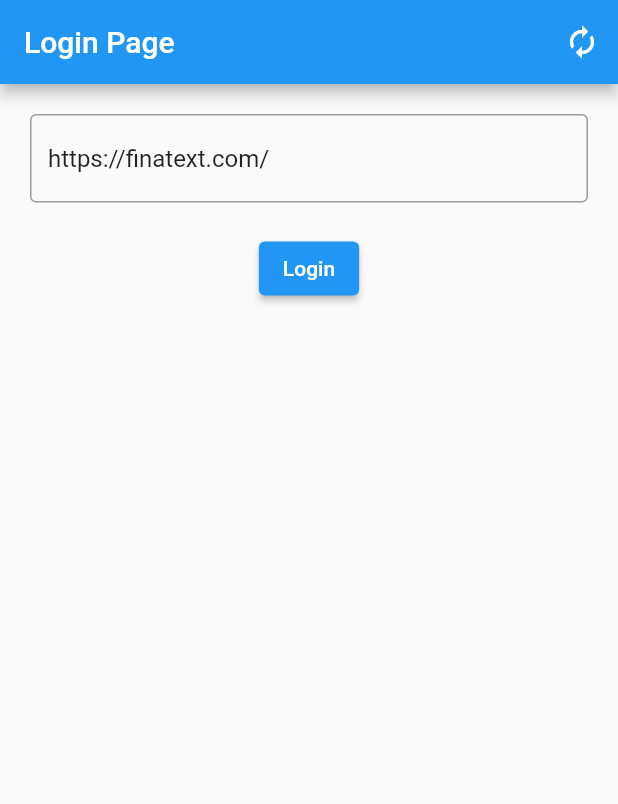
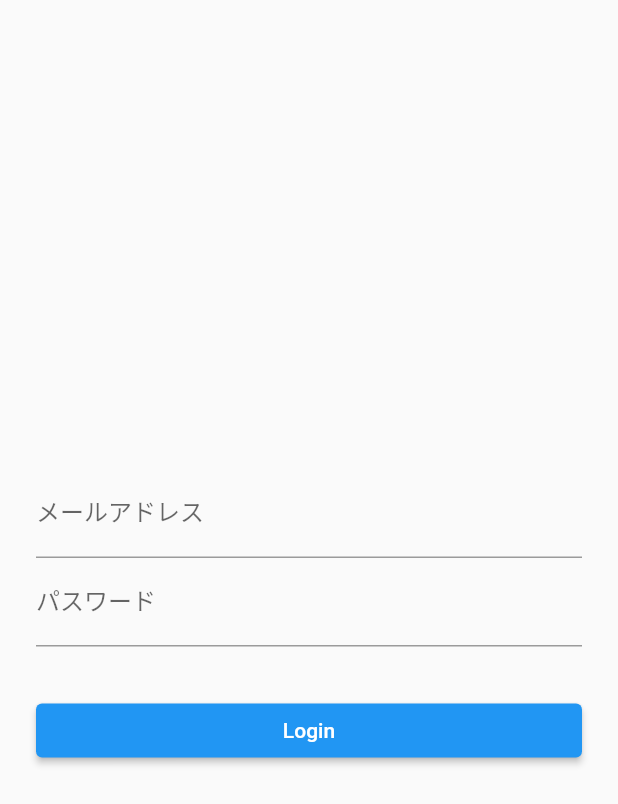
Before and after one commit to sbk0716/flutter-webview-app, a Flutter app: the screen it shows after launch, on a phone screen of 412 x 824 dp. Shown: the top 804 px of the screen. Run offline on Flutter 3.47's test engine with Material 2 defaults, Android fonts, the phone set to English and light mode, and no system bars; our stand-ins replace adaptive_dialog, flutter_riverpod, webview_flutter.

Commit message:
update login page

```diff
--- a/lib/view/login_page.dart
+++ b/lib/view/login_page.dart
@@ -1,57 +1,83 @@
-import 'package:adaptive_dialog/adaptive_dialog.dart';
 import 'package:flutter/material.dart';
-import 'package:flutter_riverpod/flutter_riverpod.dart';
-import 'package:webview_app/provider.dart';
 import 'package:webview_app/view/input_page.dart';
 
-class LoginPage extends ConsumerWidget {
+// Widget for LoginPage
+class LoginPage extends StatefulWidget {
   const LoginPage({Key? key}) : super(key: key);
   @override
-  Widget build(BuildContext context, WidgetRef ref) {
-    // Create a controller for an editable text field.
-    final _controller = TextEditingController();
-    // Set the initial value to the text property of the TextEditingController instance.
-    _controller.text = 'https://finatext.com/';
+  _LoginPageState createState() => _LoginPageState();
+}
 
-    final _provider = ref.watch(provider.notifier);
+class _LoginPageState extends State<LoginPage> {
+  // メッセージ表示用
+  String infoText = '';
+  // 入力したメールアドレス・パスワード
+  String email = '';
+  String password = '';
 
+  @override
+  Widget build(BuildContext context) {
     return Scaffold(
-      appBar: AppBar(
-        title: const Text('Login Page'),
-        actions: [
-          IconButton(
-            onPressed: () {
-              // Clear the text property of the TextEditingController instance.
-              _controller.text = "";
-            },
-            icon: const Icon(Icons.autorenew),
+      body: Center(
+        child: Container(
+          padding: const EdgeInsets.all(24),
+          child: Column(
+            mainAxisAlignment: MainAxisAlignment.center,
+            children: <Widget>[
+              // メールアドレス入力
+              TextFormField(
+                decoration: const InputDecoration(labelText: 'メールアドレス'),
+                onChanged: (String value) {
+                  setState(() {
+                    email = value;
+                  });
+                },
+              ),
+              // パスワード入力
+              TextFormField(
+                decoration: const InputDecoration(labelText: 'パスワード'),
+                obscureText: true,
+                onChanged: (String value) {
+                  setState(() {
+                    password = value;
+                  });
+                },
+              ),
+              Container(
+                padding: const EdgeInsets.all(8),
+                // メッセージ表示
+                child: Text(infoText),
+              ),
+              Container(
+                width: double.infinity,
+                // Login Button
+                child: ElevatedButton(
+                  child: const Text('Login'),
+                  onPressed: () async {
+                    try {
+                      // メール/パスワードでログイン
+                      // final FirebaseAuth auth = FirebaseAuth.instance;
+                      // await auth.signInWithEmailAndPassword(
+                      //   email: email,
+                      //   password: password,
+                      // );
+                      // ログインに成功した場合
+                      await Navigator.of(context).pushReplacement(
+                        MaterialPageRoute(builder: (context) {
+                          return const InputPage();
+                        }),
+                      );
+                    } catch (e) {
+                      // ログインに失敗した場合
+                      setState(() {
+                        infoText = "ログインに失敗しました：${e.toString()}";
+                      });
+                    }
+                  },
+                ),
+              )
+            ],
           ),
-        ],
-      ),
-      body: Padding(
-        padding: const EdgeInsets.all(20.0),
-        child: Column(
-          children: [
-            TextField(
-              controller: _controller,
-              decoration: const InputDecoration(
-                hintText: 'https://flutter.dev/',
-                border: OutlineInputBorder(),
-              ),
-              onChanged: (value) {
-                // Set a value to the text property of the TextEditingController instance.
-                _provider.state = value;
-              },
-            ),
-            const SizedBox(height: 20.0),
-            ElevatedButton(
-              onPressed: () {
-                Navigator.push(context,
-                  MaterialPageRoute(builder: (context) => const InputPage()));
-              },
-              child: const Text('Login'),
-            ),
-          ],
         ),
       ),
     );
--- a/lib/view/web_page.dart
+++ b/lib/view/web_page.dart
@@ -3,6 +3,7 @@ import 'package:flutter_riverpod/flutter_riverpod.dart';
 import 'package:webview_app/provider.dart';
 import 'package:webview_flutter/webview_flutter.dart';
 
+// Widget for WebPage
 class WebPage extends StatefulWidget {
   const WebPage({Key? key}) : super(key: key);
   @override
```
Also changed, not shown: lib/view/input_page.dart (+17 -0 lines).
